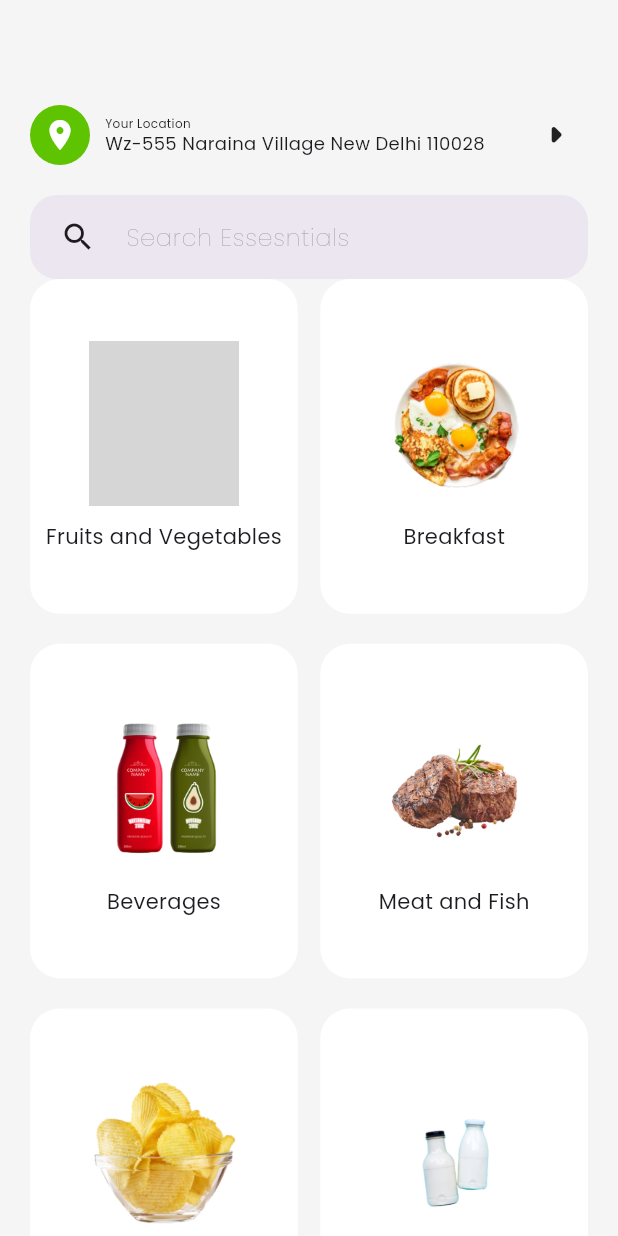
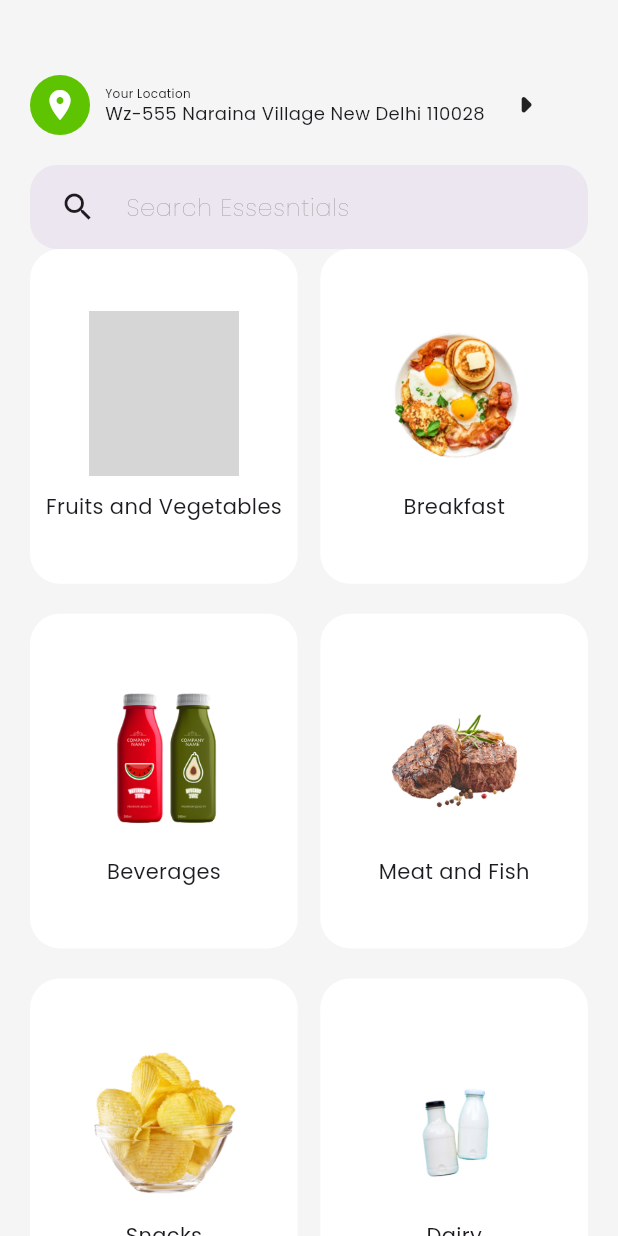
Before and after one commit to Amanisarrived/Grocery-Plus, a Flutter app: the screen it shows after launch, on a phone screen of 412 x 824 dp. Run offline on Flutter 3.47's test engine with Material 3 defaults, Android fonts, the light colour scheme and no system bars; our stand-ins replace cloud_firestore, firebase_core, flutter_slidable, google_fonts; accounts and stored records are empty; grey boxes are pictures that could not be loaded.

Commit message:
Update project: Firebase-driven items, asset/network image support, UI improvements

```diff
--- a/lib/main.dart
+++ b/lib/main.dart
@@ -1,3 +1,4 @@
+import 'package:firebase_core/firebase_core.dart';
 import 'package:flutter/material.dart';
 import 'package:google_fonts/google_fonts.dart';
 import 'package:my_project_first/provider/logic_provider.dart';
@@ -5,7 +6,9 @@ import 'package:my_project_first/provider/product_provider.dart';
 import 'package:my_project_first/screens/splash_screen.dart';
 import 'package:provider/provider.dart';
 
-void main() {
+void main() async {
+  WidgetsFlutterBinding.ensureInitialized();
+  await Firebase.initializeApp();
   runApp(
     MultiProvider(
       providers: [
--- a/lib/provider/product_provider.dart
+++ b/lib/provider/product_provider.dart
@@ -1,8 +1,10 @@
 import 'package:flutter/material.dart';
 import 'package:my_project_first/models/catogery_model.dart';
 import 'package:my_project_first/models/item_model.dart';
+import 'package:my_project_first/firebase/catogeries_items.dart';
 
 class ProductProvider extends ChangeNotifier {
+  List<ItemModel> searchdItem = [];
   List<CatogeryModel> catogeryList = [
     CatogeryModel(
       catogeryImage: "lib/assets/images/fruits and veg.png",
@@ -41,23 +43,41 @@ class ProductProvider extends ChangeNotifier {
     ),
   ];
 
-  final List<ItemModel> allItems = [
-    ItemModel(
-      id: "i1",
-      itemImage: "lib/assets/images/Apple.png",
-      itemName: "Apple",
-      itemPrice: 8,
-      quantity: 1,
-      catogeryId: "cat1",
-    ),
+  ProductProvider();
 
-      ItemModel(
-      id: "i2",
-      itemImage: "lib/assets/images/Mango.png",
-      itemName: "Mango",
-      itemPrice: 10,
-      quantity: 1,
-      catogeryId: "cat1",
-    ),
-  ];
+  // Fetch items from Firebase for a given category
+  Future<void> fetchItemsFromFirebase(String catogeryId) async {
+    final service = CatogeriesItems();
+    final fetched = await service.getItembyCarogery(catogeryId);
+    searchdItem = fetched.map((item) => ItemModel(
+      id: item['id'] ?? '',
+      itemImage: item['image'] ?? '',
+      itemName: item['name'] ?? '',
+      itemPrice: item['price'] ?? 0,
+      quantity: item['quantity'] ?? 1,
+      catogeryId: catogeryId,
+    )).toList();
+    notifyListeners();
+  }
+
+  // Searching item function (now only filters current searchdItem)
+  void serchingItem(String value) {
+    if (value.isEmpty) {
+      // Do nothing or optionally re-fetch from Firebase
+    } else {
+      searchdItem = searchdItem
+          .where((e) => e.itemName.toLowerCase().contains(value.toLowerCase()))
+          .toList();
+    }
+    notifyListeners();
+  }
+
+  void search(String query) {
+    if (query.isEmpty) {
+      // Do nothing or optionally re-fetch from Firebase
+    } else {
+      searchdItem = searchdItem.where((item) => item.itemName.contains(query)).toList();
+    }
+    notifyListeners();
+  }
 }
--- a/lib/screens/home_screen.dart
+++ b/lib/screens/home_screen.dart
@@ -1,7 +1,6 @@
 import 'package:flutter/material.dart';
 import 'package:my_project_first/provider/product_provider.dart';
 import 'package:my_project_first/widgets/homescreen%20widget/catogery_card.dart';
-// import 'package:my_project_first/widgets/homescreen%20widget/catogery_card.dart';
 import 'package:my_project_first/widgets/homescreen%20widget/location_widget.dart';
 import 'package:my_project_first/widgets/homescreen%20widget/search_widget.dart';
 import 'package:provider/provider.dart';
@@ -11,29 +10,35 @@ class HomeScreen extends StatelessWidget {
 
   @override
   Widget build(BuildContext context) {
-    final productProvider = Provider.of<ProductProvider>(context);
     return Scaffold(
       backgroundColor: const Color.fromARGB(255, 245, 245, 245),
       body: Padding(
-        padding: const EdgeInsets.only(top: 70, left: 20, right: 20),
+        padding: const EdgeInsets.only(top: 50, left: 20, right: 20),
         child: Column(
           children: [
-            LocationWidget(),
-            SizedBox(height: 20),
-            SearchWidget(),
-            Flexible(
-              child: GridView.builder(
+            const LocationWidget(),
+            const SizedBox(height: 20),
+            const SearchWidget(),
+
+            // UI below changes based on search
+            Expanded(
+              child: Consumer<ProductProvider>(
+                builder: (context, productProvider, child) {
+                  // Pehle jaise: sirf categories dikhayein
+                  return GridView.builder(
                     itemCount: productProvider.catogeryList.length,
-                gridDelegate: SliverGridDelegateWithFixedCrossAxisCount(
+                    gridDelegate:
+                        const SliverGridDelegateWithFixedCrossAxisCount(
                           crossAxisCount: 2,
                           childAspectRatio: 0.8,
                           crossAxisSpacing: 15,
                           mainAxisSpacing: 20,
                         ),
                     itemBuilder: (context, index) => CatogeryCard(
-                  itemList: productProvider.allItems,
                       catogeries: productProvider.catogeryList[index],
                     ),
+                  );
+                },
               ),
             ),
           ],
--- a/lib/widgets/homescreen widget/catogery_card.dart
+++ b/lib/widgets/homescreen widget/catogery_card.dart
@@ -1,26 +1,19 @@
 import 'package:flutter/material.dart';
 import 'package:my_project_first/models/catogery_model.dart';
-import 'package:my_project_first/models/item_model.dart';
 import 'package:my_project_first/screens/selected_item.dart';
 
 class CatogeryCard extends StatelessWidget {
   const CatogeryCard({
-    required this.itemList,
     required this.catogeries,
     super.key,
   });
   final CatogeryModel catogeries;
-  final List<ItemModel> itemList;
 
   void slectedCatogery(BuildContext context) {
-    final filteredItems = itemList
-        .where((allElement) => allElement.catogeryId == catogeries.id)
-        .toList();
     Navigator.push(
       context,
       MaterialPageRoute(
-        builder: (_) =>
-            SelectedItem(catogeries: catogeries, items: filteredItems),
+        builder: (_) => SelectedItem(catogeries: catogeries),
       ),
     );
   }
--- a/lib/widgets/homescreen widget/location_widget.dart
+++ b/lib/widgets/homescreen widget/location_widget.dart
@@ -13,20 +13,28 @@ class LocationWidget extends StatelessWidget {
           child: Icon(Icons.location_on_sharp, color: Colors.white),
         ),
         SizedBox(width: 10),
-
-        Column(
+        Expanded(
+          child: Row(
+            children: [
+              Flexible(
+                child: Column(
                   crossAxisAlignment: CrossAxisAlignment.start,
                   children: [
                     Text("Your Location", style: TextStyle(fontSize: 8)),
                     Text(
                       "Wz-555 Naraina Village New Delhi 110028",
                       style: TextStyle(fontSize: 12),
+                      overflow: TextOverflow.ellipsis,
+                      maxLines: 1,
                     ),
                   ],
                 ),
-        SizedBox(width: 30),
+              ),
+              SizedBox(width: 10),
               Icon(Icons.arrow_right_rounded, size: 35),
-
+            ],
+          ),
+        ),
       ],
     );
   }
--- a/pubspec.yaml
+++ b/pubspec.yaml
@@ -37,6 +37,9 @@ dependencies:
   google_fonts: ^6.2.1
   provider: ^6.1.5
   number_inc_dec: ^0.8.0
+  flutter_slidable: ^4.0.0
+  firebase_core: ^3.13.1
+  cloud_firestore: ^5.6.8
 
 dev_dependencies:
   flutter_test:
```
Also changed, not shown: lib/firebase/cart_service.dart (added, +10 -0 lines), lib/firebase/catogeries_items.dart (added, +28 -0 lines), lib/provider/logic_provider.dart (+16 -7 lines), lib/screens/item_cart.dart (+25 -2 lines), lib/screens/selected_item.dart (+71 -25 lines), lib/widgets/homescreen widget/Items_tile.dart (+34 -13 lines), lib/widgets/homescreen widget/search_widget.dart (+9 -0 lines), firebase.json (added), lib/firebase_options.dart (added), pubspec.lock, 6 other files. Lines whose indentation alone changed are shown as unchanged.
